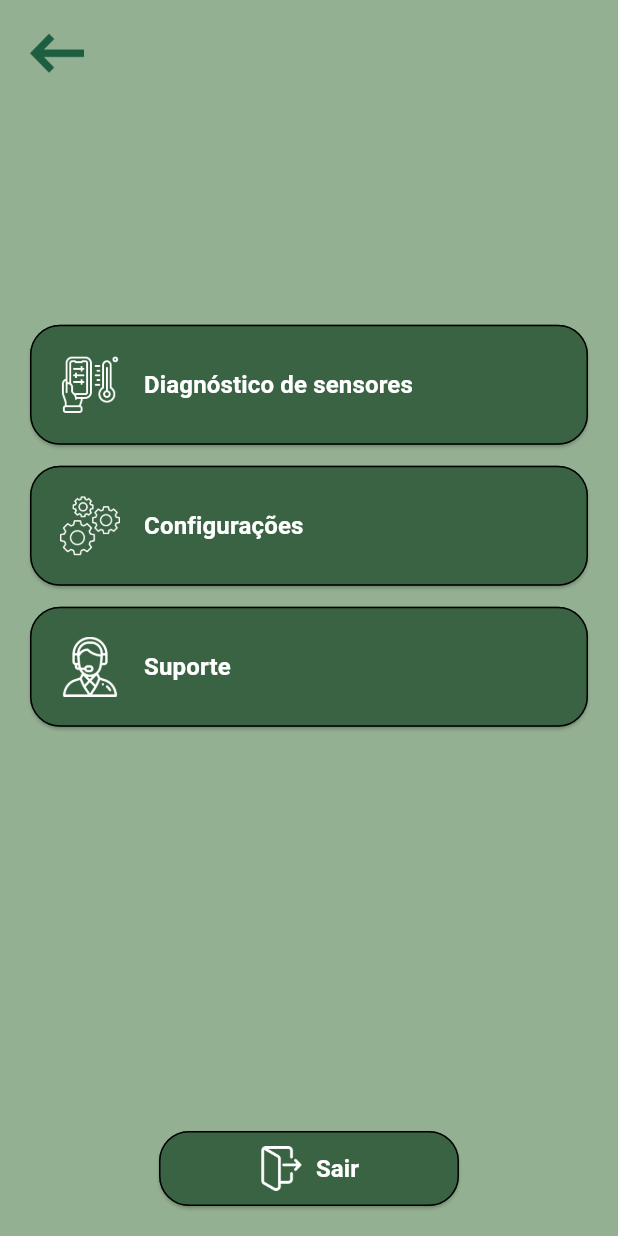
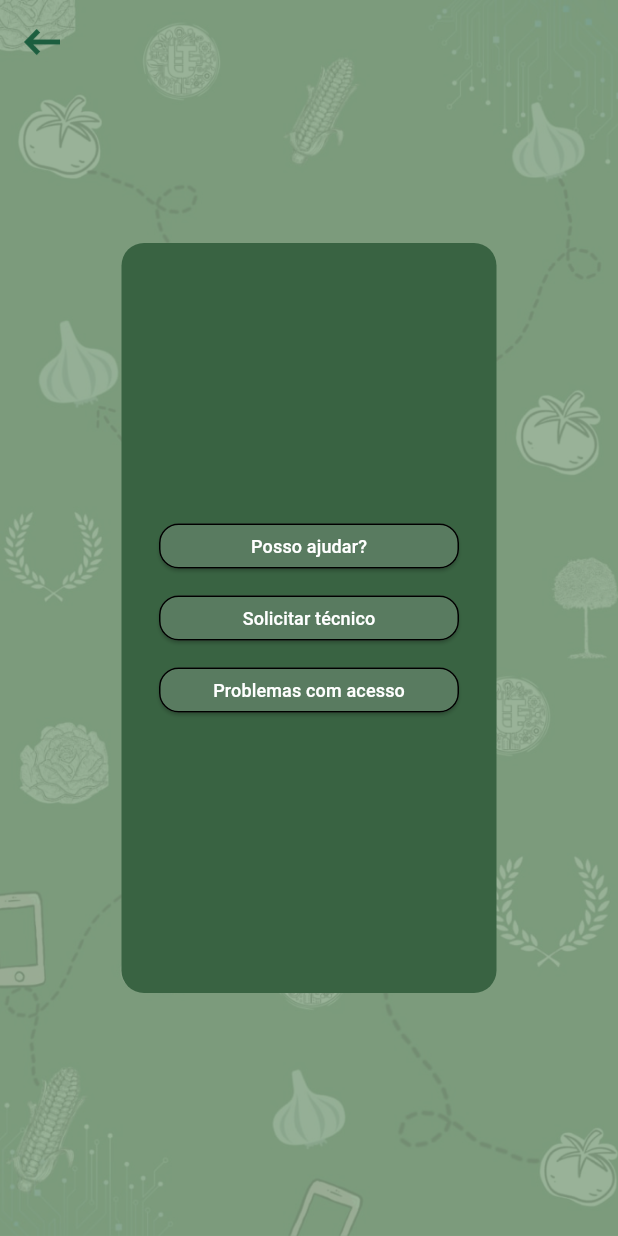
Before and after one commit to RayssaOliveiraa/Projeto-de-monitoramento-de-Plantio, a Flutter app: the MenuScreen screen opened directly, after a tap on "Suporte", on a phone screen of 412 x 824 dp. Run offline on Flutter 3.47's test engine with Material 3 defaults, Android fonts, the phone set to English and light mode, and no system bars.

Commit message:
Fix 0.003

```diff
--- a/lib/Widgets/Buttons.dart
+++ b/lib/Widgets/Buttons.dart
@@ -1,5 +1,6 @@
 import 'package:flutter/material.dart';
 import 'package:telas/telas/exempl.dart';
+import 'package:telas/telas/addcultura.dart';
 
 // ignore: must_be_immutable
 class BtnRedondo extends StatelessWidget {
@@ -42,7 +43,7 @@ class BtnAdicionar extends StatelessWidget {
         padding: EdgeInsets.only(left: 45, right: 45, top: 20),
         height: 90,
         child: ElevatedButton(
-        onPressed: () {  },
+        onPressed: () {Navigator.push(context, MaterialPageRoute(builder: (context) => AddCultura()),  );  },
         child: Row(
           mainAxisAlignment: MainAxisAlignment.center,
           children: [
--- /dev/null
+++ b/lib/Widgets/appbar.dart
@@ -0,0 +1,28 @@
+import 'package:flutter/material.dart';
+import 'package:flutter/services.dart';
+
+class MyAppBartranspare extends StatelessWidget implements PreferredSizeWidget {
+  @override
+  Size get preferredSize => Size.fromHeight(kToolbarHeight);
+
+  @override
+  Widget build(BuildContext context) {
+    return AppBar(
+      backgroundColor: Colors.transparent,
+      leading: IconButton(
+        icon: Image.asset(
+          'assets/images/seta-esquerda.png',
+          width: 24,
+          height: 24,
+        ),
+        onPressed: () {
+          if (Navigator.canPop(context)) {
+            Navigator.of(context).pop();
+          } else {
+            SystemNavigator.pop();
+          }
+        },
+      ),
+    );
+  }
+}
--- /dev/null
+++ b/lib/Widgets/botao_tela1.dart
@@ -0,0 +1,30 @@
+import 'package:flutter/material.dart';
+
+class BotaoTela1 extends StatelessWidget {
+  final String texto;
+  final VoidCallback onPressed;
+
+  BotaoTela1({required this.texto, required this.onPressed});
+
+  @override
+  Widget build(BuildContext context) {
+    return ElevatedButton(
+      onPressed: onPressed,
+      style: ElevatedButton.styleFrom(
+        backgroundColor: Color.fromARGB(255, 89, 123, 96),
+        minimumSize: Size(200, 30),
+        shape: RoundedRectangleBorder(
+          borderRadius: BorderRadius.circular(13.0),
+          side: BorderSide(
+            color: const Color.fromARGB(255, 0, 0, 0),
+            width: 1.0,
+          ),
+        ),
+      ),
+      child: Text(
+        texto,
+        style: TextStyle(fontSize: 12, color: Color.fromARGB(255, 255, 255, 255)),
+      ),
+    );
+  }
+}
--- a/lib/telas/MenuScreen.dart
+++ b/lib/telas/MenuScreen.dart
@@ -1,10 +1,9 @@
-
-
 import 'package:flutter/foundation.dart';
 import 'package:flutter/material.dart';
 import 'package:telas/telas/LoginScreen.dart';
 import 'package:telas/telas/SettingsScreen.dart';
 import 'package:telas/telas/diagonisto_sensores.dart';
+import 'package:telas/telas/tela1.dart';
 
 class MenuScreen extends StatelessWidget {
   const MenuScreen({Key? key}) : super(key: key);
@@ -34,6 +33,8 @@ class MenuScreen extends StatelessWidget {
         elevation: 0,
       ),
       body: SafeArea(
+
+
         child: Padding(
           padding: const EdgeInsets.all(20.0),
           child: Column(
@@ -53,7 +54,10 @@ class MenuScreen extends StatelessWidget {
                         if (kDebugMode) {
                           print("Diagnóstico de sensores");
                         }
-                        Navigator.push(context, MaterialPageRoute(builder: (context) => const DiagonisticoSensores()),  );
+                        Navigator.push(
+                          context,
+                          MaterialPageRoute(builder: (context) => const DiagonisticoSensores()),
+                        );
                       },
                     ),
                     const SizedBox(height: 14.0),
@@ -63,7 +67,10 @@ class MenuScreen extends StatelessWidget {
                         if (kDebugMode) {
                           print("Configurações");
                         }
-                        Navigator.push(context, MaterialPageRoute(builder: (context) => const SettingsScreen()),  );
+                        Navigator.push(
+                          context,
+                          MaterialPageRoute(builder: (context) => const SettingsScreen()),
+                        );
                       },
                       image: 'images/configuracao.png',
                     ),
@@ -71,16 +78,17 @@ class MenuScreen extends StatelessWidget {
                     buildButton(
                       label: 'Suporte',
                       onPressed: () {
-                        if (kDebugMode) {
-                          print("Suporte");
-                        }
-                        //Navigator.push(context, MaterialPageRoute(builder: (context) => const NomeDaTeal()),  );
+                        Navigator.push(
+                          context,
+                          MaterialPageRoute(builder: (context) => Tela1()),
+                        );
                       },
                       image: 'images/suporte.png',
                     ),
                   ],
                 ),
               ),
+
               const Spacer(),
               SizedBox(
                 height: 50.0,
@@ -90,7 +98,10 @@ class MenuScreen extends StatelessWidget {
                     if (kDebugMode) {
                       print("Sair");
                     }
-                    Navigator.push(context, MaterialPageRoute(builder: (context) => const LoginScreen()),  );
+                    Navigator.push(
+                      context,
+                      MaterialPageRoute(builder: (context) => const LoginScreen()),
+                    );
                   },
                   style: ElevatedButton.styleFrom(
                     padding: const EdgeInsets.symmetric(horizontal: 20.0),
--- a/lib/telas/SettingsScreen.dart
+++ b/lib/telas/SettingsScreen.dart
@@ -2,6 +2,7 @@
 
 import 'package:flutter/foundation.dart';
 import 'package:flutter/material.dart';
+//import 'package:telas/telas/tela1.dart';
 
 class SettingsScreen extends StatefulWidget {
   const SettingsScreen({Key? key}) : super(key: key);
@@ -82,7 +83,7 @@ class _SettingsScreenState extends State<SettingsScreen> {
                 if (kDebugMode) {
                   print("Conexões");
                 }
-                //Navigator.push(context, MaterialPageRoute(builder: (context) => const nome da tela()),  );
+               // Navigator.push(context, MaterialPageRoute(builder: (context) =>  Tela1()),  );
               },
               style: ElevatedButton.styleFrom(
                 padding: const EdgeInsets.all(20),
--- /dev/null
+++ b/lib/telas/tela1.dart
@@ -0,0 +1,60 @@
+import 'package:flutter/material.dart';
+import 'package:telas/widgets/appbar.dart';
+import 'package:telas/widgets/botao_tela1.dart';
+
+class Tela1 extends StatelessWidget {
+  @override
+  Widget build(BuildContext context) {
+    return Scaffold(
+      extendBodyBehindAppBar: true,
+      backgroundColor: Color(0xFF87A586),
+      appBar: MyAppBartranspare(),
+      body: Stack(
+        children: [
+          Container(
+            decoration: BoxDecoration(
+              image: DecorationImage(
+                image: AssetImage('assets/images/fundoatt.png'),
+                fit: BoxFit.cover,
+              ),
+            ),
+          ),
+          Center(
+            child: Container(
+              decoration: BoxDecoration(
+                color: Color.fromARGB(255, 57, 99, 66),
+                borderRadius: BorderRadius.circular(15.0),
+              ),
+              padding: EdgeInsets.all(16),
+              width: 250,
+              height: 500,
+              child: Column(
+                mainAxisAlignment: MainAxisAlignment.center,
+                children: [
+                  BotaoTela1(
+                    texto: 'Posso ajudar?',
+                    onPressed: () {
+                      // Adicione a navegação para a tela correspondente aqui
+                    },
+                  ),
+                   BotaoTela1(
+                    texto: 'Solicitar técnico',
+                    onPressed: () {
+                      // Adicione a navegação para a tela correspondente aqui
+                    },
+                  ),
+                   BotaoTela1(
+                    texto: 'Problemas com acesso',
+                    onPressed: () {
+                      // Adicione a navegação para a tela correspondente aqui
+                    },
+                  ),
+                ],
+              ),
+            ),
+          ),
+        ],
+      ),
+    );
+  }
+}
```
Also changed, not shown: lib/telas/addcultura.dart (added, +27 -0 lines), pubspec.yaml (+1 -8 lines), assets/images/fundo.jpg (added), assets/images/fundoatt.png (added), assets/images/seta-esquerda.png (added), 14 other files.
